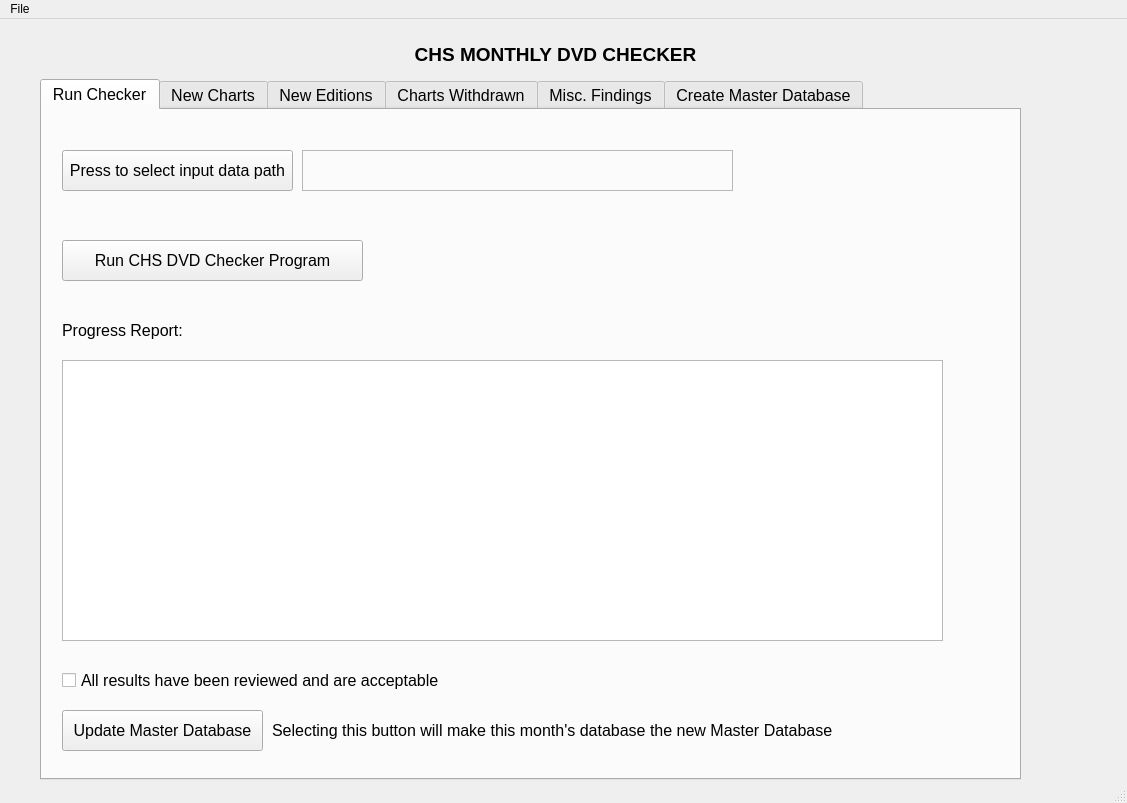
This is CHS_DVD_Checker.ui in Mabus00/CHS-DVD-Reader as Qt 5 draws it before an edit. The edited form follows.
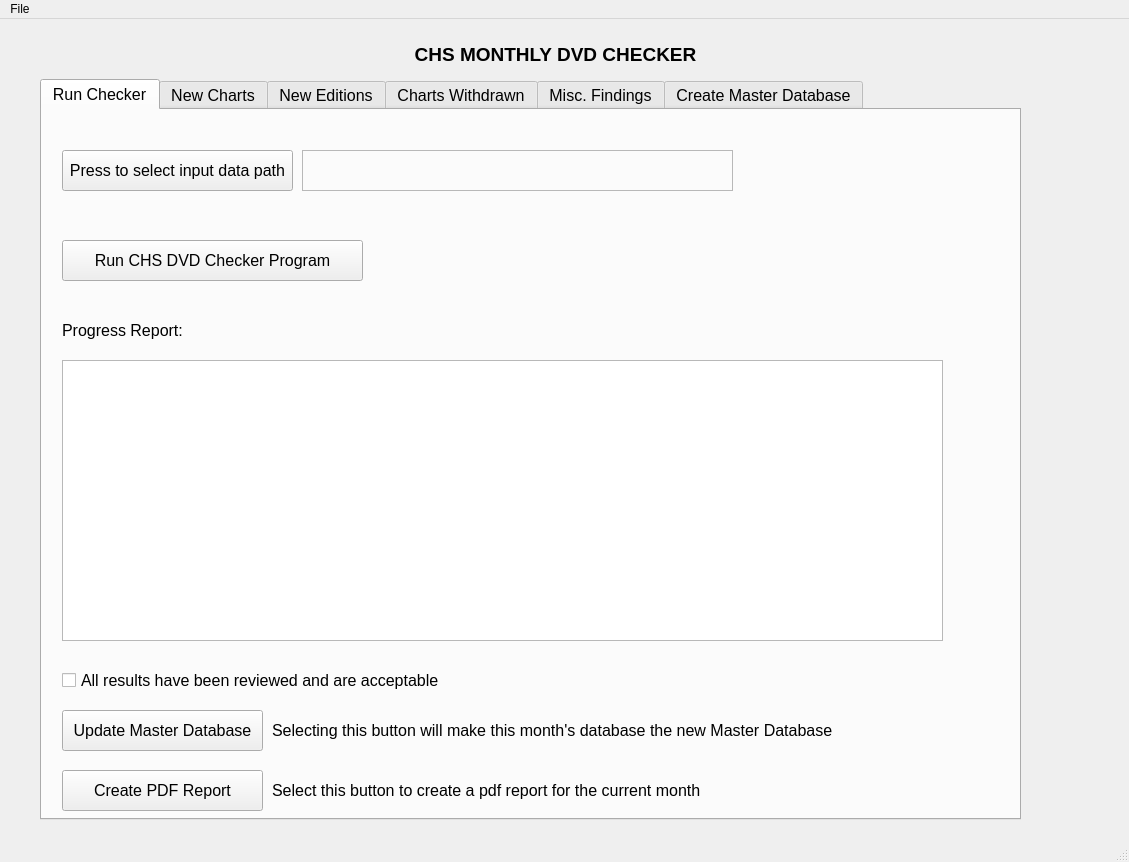
This is the edited form.

Commit message: initial create pdf report capability

```diff
--- a/CHS_DVD_Checker.ui
+++ b/CHS_DVD_Checker.ui
@@ -6,8 +6,8 @@
    <rect>
     <x>0</x>
     <y>0</y>
-    <width>1127</width>
-    <height>803</height>
+    <width>1129</width>
+    <height>862</height>
    </rect>
   </property>
   <property name="sizePolicy">
@@ -49,7 +49,7 @@
       <x>40</x>
       <y>60</y>
       <width>981</width>
-      <height>701</height>
+      <height>741</height>
      </rect>
     </property>
     <property name="sizePolicy">
@@ -185,6 +185,32 @@
        <string>Selecting this button will make this month's database the new Master Database</string>
       </property>
      </widget>
+     <widget class="QPushButton" name="createPDFReportButton">
+      <property name="geometry">
+       <rect>
+        <x>20</x>
+        <y>660</y>
+        <width>201</width>
+        <height>41</height>
+       </rect>
+      </property>
+      <property name="text">
+       <string>Create PDF Report</string>
+      </property>
+     </widget>
+     <widget class="QLabel" name="create_pdf_report_text">
+      <property name="geometry">
+       <rect>
+        <x>230</x>
+        <y>670</y>
+        <width>571</width>
+        <height>21</height>
+       </rect>
+      </property>
+      <property name="text">
+       <string>Select this button to create a pdf report for the current month</string>
+      </property>
+     </widget>
     </widget>
     <widget class="QWidget" name="new_charts">
      <attribute name="title">
@@ -407,7 +433,7 @@
     <rect>
      <x>0</x>
      <y>0</y>
-     <width>1127</width>
+     <width>1129</width>
      <height>21</height>
     </rect>
    </property>
```
The commit also changes 5 other files.
